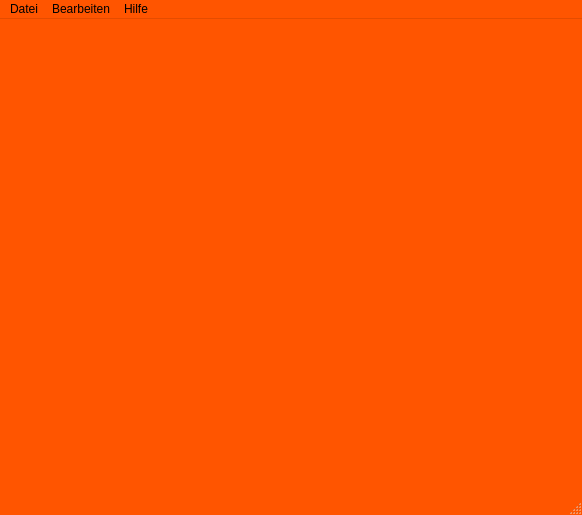
Above: 0.1/includes/ui/data/main.ui from eugde/score-shelf before the change. Below: the same form after it.
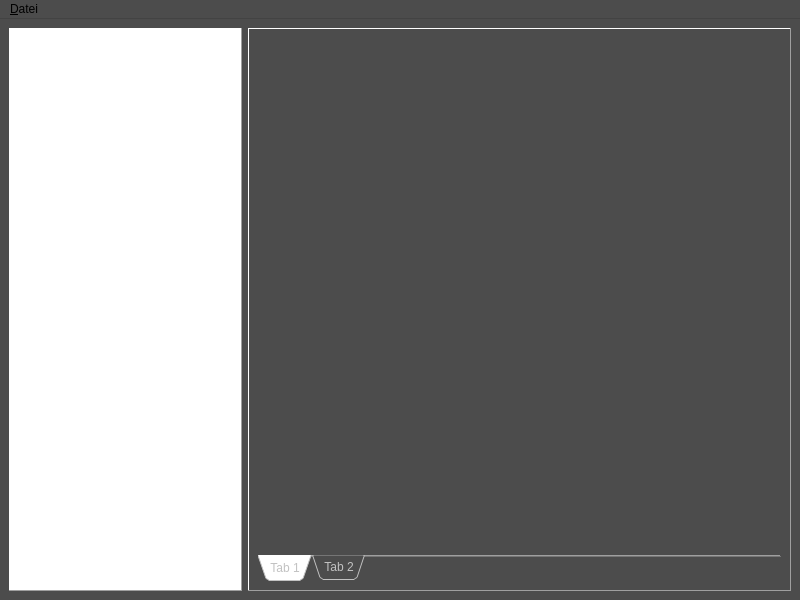
That is the form after the change.

Diff of the .ui file:
```diff
--- a/0.1/includes/ui/data/main.ui
+++ b/0.1/includes/ui/data/main.ui
@@ -6,8 +6,8 @@
    <rect>
     <x>0</x>
     <y>0</y>
-    <width>582</width>
-    <height>515</height>
+    <width>800</width>
+    <height>600</height>
    </rect>
   </property>
   <property name="palette">
@@ -16,81 +16,9 @@
      <colorrole role="WindowText">
       <brush brushstyle="SolidPattern">
        <color alpha="255">
-        <red>0</red>
-        <green>0</green>
-        <blue>0</blue>
-       </color>
-      </brush>
-     </colorrole>
-     <colorrole role="Button">
-      <brush brushstyle="SolidPattern">
-       <color alpha="255">
-        <red>255</red>
-        <green>85</green>
-        <blue>0</blue>
-       </color>
-      </brush>
-     </colorrole>
-     <colorrole role="Light">
-      <brush brushstyle="SolidPattern">
-       <color alpha="255">
-        <red>255</red>
-        <green>170</green>
-        <blue>127</blue>
-       </color>
-      </brush>
-     </colorrole>
-     <colorrole role="Midlight">
-      <brush brushstyle="SolidPattern">
-       <color alpha="255">
-        <red>255</red>
-        <green>127</green>
-        <blue>63</blue>
-       </color>
-      </brush>
-     </colorrole>
-     <colorrole role="Dark">
-      <brush brushstyle="SolidPattern">
-       <color alpha="255">
-        <red>127</red>
-        <green>42</green>
-        <blue>0</blue>
-       </color>
-      </brush>
-     </colorrole>
-     <colorrole role="Mid">
-      <brush brushstyle="SolidPattern">
-       <color alpha="255">
-        <red>170</red>
-        <green>56</green>
-        <blue>0</blue>
-       </color>
-      </brush>
-     </colorrole>
-     <colorrole role="Text">
-      <brush brushstyle="SolidPattern">
-       <color alpha="255">
-        <red>0</red>
-        <green>0</green>
-        <blue>0</blue>
-       </color>
-      </brush>
-     </colorrole>
-     <colorrole role="BrightText">
-      <brush brushstyle="SolidPattern">
-       <color alpha="255">
-        <red>255</red>
-        <green>255</green>
-        <blue>255</blue>
-       </color>
-      </brush>
-     </colorrole>
-     <colorrole role="ButtonText">
-      <brush brushstyle="SolidPattern">
-       <color alpha="255">
-        <red>0</red>
-        <green>0</green>
-        <blue>0</blue>
+        <red>194</red>
+        <green>194</green>
+        <blue>194</blue>
        </color>
       </brush>
      </colorrole>
@@ -106,45 +34,9 @@
      <colorrole role="Window">
       <brush brushstyle="SolidPattern">
        <color alpha="255">
-        <red>255</red>
-        <green>85</green>
-        <blue>0</blue>
-       </color>
-      </brush>
-     </colorrole>
-     <colorrole role="Shadow">
-      <brush brushstyle="SolidPattern">
-       <color alpha="255">
-        <red>0</red>
-        <green>0</green>
-        <blue>0</blue>
-       </color>
-      </brush>
-     </colorrole>
-     <colorrole role="AlternateBase">
-      <brush brushstyle="SolidPattern">
-       <color alpha="255">
-        <red>255</red>
-        <green>170</green>
-        <blue>127</blue>
-       </color>
-      </brush>
-     </colorrole>
-     <colorrole role="ToolTipBase">
-      <brush brushstyle="SolidPattern">
-       <color alpha="255">
-        <red>255</red>
-        <green>255</green>
-        <blue>220</blue>
-       </color>
-      </brush>
-     </colorrole>
-     <colorrole role="ToolTipText">
-      <brush brushstyle="SolidPattern">
-       <color alpha="255">
-        <red>0</red>
-        <green>0</green>
-        <blue>0</blue>
+        <red>76</red>
+        <green>76</green>
+        <blue>76</blue>
        </color>
       </brush>
      </colorrole>
@@ -153,81 +45,9 @@
      <colorrole role="WindowText">
       <brush brushstyle="SolidPattern">
        <color alpha="255">
-        <red>0</red>
-        <green>0</green>
-        <blue>0</blue>
-       </color>
-      </brush>
-     </colorrole>
-     <colorrole role="Button">
-      <brush brushstyle="SolidPattern">
-       <color alpha="255">
-        <red>255</red>
-        <green>85</green>
-        <blue>0</blue>
-       </color>
-      </brush>
-     </colorrole>
-     <colorrole role="Light">
-      <brush brushstyle="SolidPattern">
-       <color alpha="255">
-        <red>255</red>
-        <green>170</green>
-        <blue>127</blue>
-       </color>
-      </brush>
-     </colorrole>
-     <colorrole role="Midlight">
-      <brush brushstyle="SolidPattern">
-       <color alpha="255">
-        <red>255</red>
-        <green>127</green>
-        <blue>63</blue>
-       </color>
-      </brush>
-     </colorrole>
-     <colorrole role="Dark">
-      <brush brushstyle="SolidPattern">
-       <color alpha="255">
-        <red>127</red>
-        <green>42</green>
-        <blue>0</blue>
-       </color>
-      </brush>
-     </colorrole>
-     <colorrole role="Mid">
-      <brush brushstyle="SolidPattern">
-       <color alpha="255">
-        <red>170</red>
-        <green>56</green>
-        <blue>0</blue>
-       </color>
-      </brush>
-     </colorrole>
-     <colorrole role="Text">
-      <brush brushstyle="SolidPattern">
-       <color alpha="255">
-        <red>0</red>
-        <green>0</green>
-        <blue>0</blue>
-       </color>
-      </brush>
-     </colorrole>
-     <colorrole role="BrightText">
-      <brush brushstyle="SolidPattern">
-       <color alpha="255">
-        <red>255</red>
-        <green>255</green>
-        <blue>255</blue>
-       </color>
-      </brush>
-     </colorrole>
-     <colorrole role="ButtonText">
-      <brush brushstyle="SolidPattern">
-       <color alpha="255">
-        <red>0</red>
-        <green>0</green>
-        <blue>0</blue>
+        <red>194</red>
+        <green>194</green>
+        <blue>194</blue>
        </color>
       </brush>
      </colorrole>
@@ -243,45 +63,9 @@
      <colorrole role="Window">
       <brush brushstyle="SolidPattern">
        <color alpha="255">
-        <red>255</red>
-        <green>85</green>
-        <blue>0</blue>
-       </color>
-      </brush>
-     </colorrole>
-     <colorrole role="Shadow">
-      <brush brushstyle="SolidPattern">
-       <color alpha="255">
-        <red>0</red>
-        <green>0</green>
-        <blue>0</blue>
-       </color>
-      </brush>
-     </colorrole>
-     <colorrole role="AlternateBase">
-      <brush brushstyle="SolidPattern">
-       <color alpha="255">
-        <red>255</red>
-        <green>170</green>
-        <blue>127</blue>
-       </color>
-      </brush>
-     </colorrole>
-     <colorrole role="ToolTipBase">
-      <brush brushstyle="SolidPattern">
-       <color alpha="255">
-        <red>255</red>
-        <green>255</green>
-        <blue>220</blue>
-       </color>
-      </brush>
-     </colorrole>
-     <colorrole role="ToolTipText">
-      <brush brushstyle="SolidPattern">
-       <color alpha="255">
-        <red>0</red>
-        <green>0</green>
-        <blue>0</blue>
+        <red>76</red>
+        <green>76</green>
+        <blue>76</blue>
        </color>
       </brush>
      </colorrole>
@@ -290,135 +74,27 @@
      <colorrole role="WindowText">
       <brush brushstyle="SolidPattern">
        <color alpha="255">
-        <red>127</red>
-        <green>42</green>
-        <blue>0</blue>
-       </color>
-      </brush>
-     </colorrole>
-     <colorrole role="Button">
-      <brush brushstyle="SolidPattern">
-       <color alpha="255">
-        <red>255</red>
-        <green>85</green>
-        <blue>0</blue>
-       </color>
-      </brush>
-     </colorrole>
-     <colorrole role="Light">
-      <brush brushstyle="SolidPattern">
-       <color alpha="255">
-        <red>255</red>
-        <green>170</green>
-        <blue>127</blue>
-       </color>
-      </brush>
-     </colorrole>
-     <colorrole role="Midlight">
-      <brush brushstyle="SolidPattern">
-       <color alpha="255">
-        <red>255</red>
-        <green>127</green>
-        <blue>63</blue>
-       </color>
-      </brush>
-     </colorrole>
-     <colorrole role="Dark">
-      <brush brushstyle="SolidPattern">
-       <color alpha="255">
-        <red>127</red>
-        <green>42</green>
-        <blue>0</blue>
-       </color>
-      </brush>
-     </colorrole>
-     <colorrole role="Mid">
-      <brush brushstyle="SolidPattern">
-       <color alpha="255">
-        <red>170</red>
-        <green>56</green>
-        <blue>0</blue>
-       </color>
-      </brush>
-     </colorrole>
-     <colorrole role="Text">
-      <brush brushstyle="SolidPattern">
-       <color alpha="255">
-        <red>127</red>
-        <green>42</green>
-        <blue>0</blue>
-       </color>
-      </brush>
-     </colorrole>
-     <colorrole role="BrightText">
-      <brush brushstyle="SolidPattern">
-       <color alpha="255">
-        <red>255</red>
-        <green>255</green>
-        <blue>255</blue>
-       </color>
-      </brush>
-     </colorrole>
-     <colorrole role="ButtonText">
-      <brush brushstyle="SolidPattern">
-       <color alpha="255">
-        <red>127</red>
-        <green>42</green>
-        <blue>0</blue>
+        <red>120</red>
+        <green>120</green>
+        <blue>120</blue>
        </color>
       </brush>
      </colorrole>
      <colorrole role="Base">
       <brush brushstyle="SolidPattern">
        <color alpha="255">
-        <red>255</red>
-        <green>85</green>
-        <blue>0</blue>
+        <red>76</red>
+        <green>76</green>
+        <blue>76</blue>
        </color>
       </brush>
      </colorrole>
      <colorrole role="Window">
       <brush brushstyle="SolidPattern">
        <color alpha="255">
-        <red>255</red>
-        <green>85</green>
-        <blue>0</blue>
-       </color>
-      </brush>
-     </colorrole>
-     <colorrole role="Shadow">
-      <brush brushstyle="SolidPattern">
-       <color alpha="255">
-        <red>0</red>
-        <green>0</green>
-        <blue>0</blue>
-       </color>
-      </brush>
-     </colorrole>
-     <colorrole role="AlternateBase">
-      <brush brushstyle="SolidPattern">
-       <color alpha="255">
-        <red>255</red>
-        <green>85</green>
-        <blue>0</blue>
-       </color>
-      </brush>
-     </colorrole>
-     <colorrole role="ToolTipBase">
-      <brush brushstyle="SolidPattern">
-       <color alpha="255">
-        <red>255</red>
-        <green>255</green>
-        <blue>220</blue>
-       </color>
-      </brush>
-     </colorrole>
-     <colorrole role="ToolTipText">
-      <brush brushstyle="SolidPattern">
-       <color alpha="255">
-        <red>0</red>
-        <green>0</green>
-        <blue>0</blue>
+        <red>76</red>
+        <green>76</green>
+        <blue>76</blue>
        </color>
       </brush>
      </colorrole>
@@ -428,21 +104,108 @@
   <property name="windowTitle">
    <string>MainWindow</string>
   </property>
+  <property name="windowOpacity">
+   <double>1.000000000000000</double>
+  </property>
+  <property name="autoFillBackground">
+   <bool>false</bool>
+  </property>
   <widget class="QWidget" name="centralwidget">
-   <layout class="QGridLayout" name="gridLayout">
-    <item row="0" column="0">
-     <widget class="QStackedWidget" name="stackedView">
-      <property name="sizePolicy">
-       <sizepolicy hsizetype="Preferred" vsizetype="Preferred">
-        <horstretch>0</horstretch>
-        <verstretch>0</verstretch>
-       </sizepolicy>
+   <layout class="QHBoxLayout" name="horizontalLayout" stretch="3,7">
+    <item>
+     <widget class="QTreeView" name="treeView">
+      <property name="autoFillBackground">
+       <bool>false</bool>
       </property>
-      <property name="currentIndex">
-       <number>0</number>
+      <property name="frameShape">
+       <enum>QFrame::Panel</enum>
       </property>
-      <widget class="QWidget" name="widget_1"/>
-      <widget class="QWidget" name="widget_2"/>
+      <property name="frameShadow">
+       <enum>QFrame::Raised</enum>
+      </property>
+      <property name="lineWidth">
+       <number>1</number>
+      </property>
+     </widget>
+    </item>
+    <item>
+     <widget class="QFrame" name="entryFrame">
+      <property name="frameShape">
+       <enum>QFrame::Panel</enum>
+      </property>
+      <property name="frameShadow">
+       <enum>QFrame::Raised</enum>
+      </property>
+      <layout class="QVBoxLayout" name="verticalLayout_2">
+       <item>
+        <widget class="QLabel" name="FilterLabel">
+         <property name="sizePolicy">
+          <sizepolicy hsizetype="Preferred" vsizetype="Preferred">
+           <horstretch>0</horstretch>
+           <verstretch>0</verstretch>
+          </sizepolicy>
+         </property>
+         <property name="font">
+          <font>
+           <family>MS Shell Dlg 2</family>
+           <pointsize>12</pointsize>
+           <weight>75</weight>
+           <italic>false</italic>
+           <bold>true</bold>
+           <underline>false</underline>
+           <kerning>true</kerning>
+          </font>
+         </property>
+         <property name="frameShape">
+          <enum>QFrame::NoFrame</enum>
+         </property>
+         <property name="text">
+          <string/>
+         </property>
+         <property name="scaledContents">
+          <bool>false</bool>
+         </property>
+         <property name="alignment">
+          <set>Qt::AlignCenter</set>
+         </property>
+         <property name="openExternalLinks">
+          <bool>false</bool>
+         </property>
+        </widget>
+       </item>
+       <item>
+        <widget class="QTabWidget" name="tabWidget">
+         <property name="tabPosition">
+          <enum>QTabWidget::South</enum>
+         </property>
+         <property name="tabShape">
+          <enum>QTabWidget::Triangular</enum>
+         </property>
+         <property name="elideMode">
+          <enum>Qt::ElideNone</enum>
+         </property>
+         <property name="usesScrollButtons">
+          <bool>true</bool>
+         </property>
+         <property name="documentMode">
+          <bool>true</bool>
+         </property>
+         <property name="tabsClosable">
+          <bool>false</bool>
+         </property>
+         <widget class="QWidget" name="tab">
+          <attribute name="title">
+           <string>Tab 1</string>
+          </attribute>
+         </widget>
+         <widget class="QWidget" name="tab_2">
+          <attribute name="title">
+           <string>Tab 2</string>
+          </attribute>
+         </widget>
+        </widget>
+       </item>
+      </layout>
      </widget>
     </item>
    </layout>
@@ -452,30 +215,17 @@
     <rect>
      <x>0</x>
      <y>0</y>
-     <width>582</width>
+     <width>800</width>
      <height>21</height>
     </rect>
    </property>
    <widget class="QMenu" name="menuDatei">
     <property name="title">
-     <string>Datei</string>
-    </property>
-   </widget>
-   <widget class="QMenu" name="menuBearbeiten">
-    <property name="title">
-     <string>Bearbeiten</string>
-    </property>
-   </widget>
-   <widget class="QMenu" name="menuHilfe">
-    <property name="title">
-     <string>Hilfe</string>
+     <string>&amp;Datei</string>
     </property>
    </widget>
    <addaction name="menuDatei"/>
-   <addaction name="menuBearbeiten"/>
-   <addaction name="menuHilfe"/>
   </widget>
-  <widget class="QStatusBar" name="statusbar"/>
  </widget>
  <resources/>
  <connections/>
```
